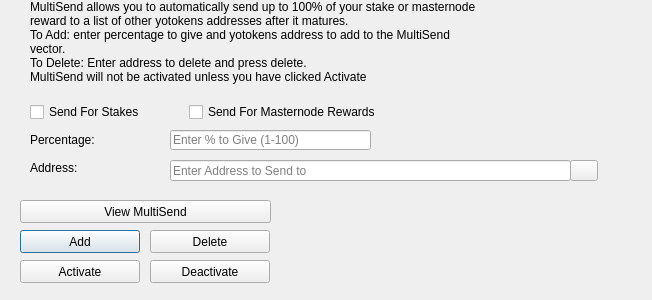
First picture: the form in src/qt/forms/multisenddialog.ui, repository Yotokens2020/Yotokens, before the edit.
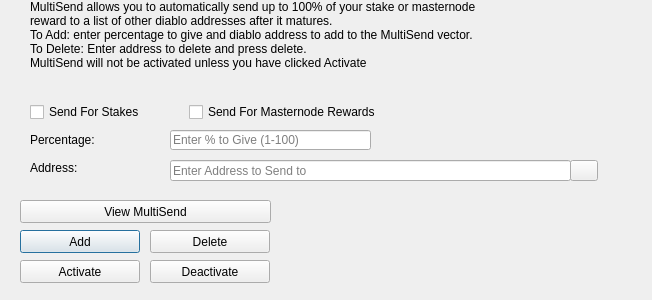
Second picture: the form after the edit. Icons and pictures are not drawn.

Patch:
```diff
--- a/src/qt/forms/multisenddialog.ui
+++ b/src/qt/forms/multisenddialog.ui
@@ -61,8 +61,8 @@
     <number>1</number>
    </property>
    <property name="text">
-    <string>MultiSend allows you to automatically send up to 100% of your stake or masternode reward to a list of other yotokens addresses after it matures.
-To Add: enter percentage to give and yotokens address to add to the MultiSend vector.
+    <string>MultiSend allows you to automatically send up to 100% of your stake or masternode reward to a list of other diablo addresses after it matures.
+To Add: enter percentage to give and diablo address to add to the MultiSend vector.
 To Delete: Enter address to delete and press delete.
 MultiSend will not be activated unless you have clicked Activate</string>
    </property>
```
Left out of the diff: 4 changed lines with no effect on the pictures.
